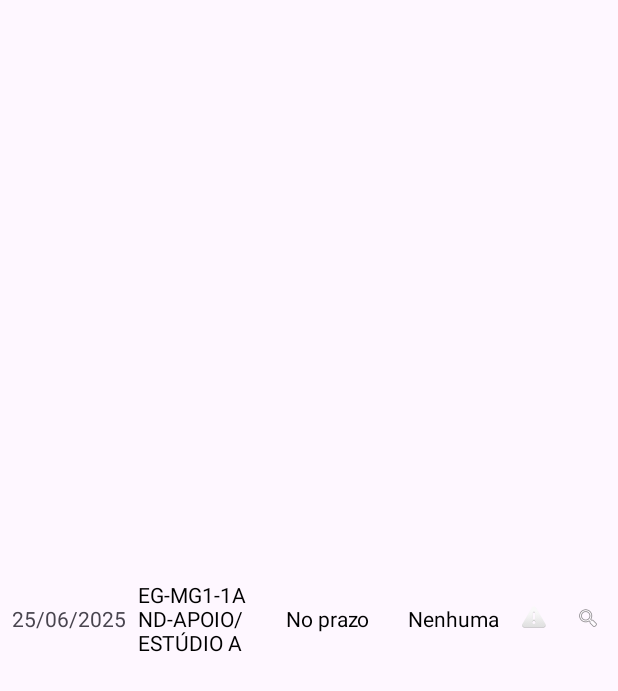
After one commit to xcaiomelox/ChecklistSalas, an Android app: the layout item_room.xml on its own in the app's theme, with its tools: preview values and no code run, on a phone screen of 412 x 824 dp. The commit adds this screen. Shown: the top 691 px of the screen. Run offline under Robolectric (Android 15) with nearby library versions, the phone set to English and light mode, and no system bars.

Commit message:
Create Interface

```diff
--- a/app/build.gradle.kts
+++ b/app/build.gradle.kts
@@ -38,6 +38,10 @@ android {
     kapt {
         correctErrorTypes = true
     }
+
+    buildFeatures {
+        viewBinding = true
+    }
 }
 
 dependencies {
--- /dev/null
+++ b/app/src/main/res/layout/item_room.xml
@@ -0,0 +1,88 @@
+<?xml version="1.0" encoding="utf-8"?>
+<androidx.constraintlayout.widget.ConstraintLayout
+    xmlns:android="http://schemas.android.com/apk/res/android"
+    xmlns:app="http://schemas.android.com/apk/res-auto"
+    xmlns:tools="http://schemas.android.com/tools"
+    android:id="@+id/itemRoot"
+    android:layout_width="match_parent"
+    android:layout_height="match_parent"
+    android:background="?android:attr/selectableItemBackground"
+    android:padding="8dp">
+
+    <TextView
+        android:id="@+id/textViewDate"
+        android:layout_width="0dp"
+        android:layout_height="wrap_content"
+        android:text="25/06/2025"
+        android:textSize="14sp"
+        app:layout_constraintStart_toStartOf="parent"
+        app:layout_constraintTop_toTopOf="parent"
+        app:layout_constraintEnd_toStartOf="@id/textViewName"
+        app:layout_constraintBottom_toBottomOf="parent"
+        android:gravity="start"
+        />
+
+    <TextView
+        android:id="@+id/textViewName"
+        android:layout_width="0dp"
+        android:layout_height="wrap_content"
+        android:text="EG-MG1-1AND-APOIO/ESTÚDIO A"
+        android:textSize="14sp"
+        android:textColor="#000000"
+        app:layout_constraintStart_toEndOf="@+id/textViewDate"
+        app:layout_constraintEnd_toStartOf="@+id/textViewStatus"
+        app:layout_constraintTop_toTopOf="parent"
+        app:layout_constraintBottom_toBottomOf="parent"
+        android:gravity="start" />
+        />
+
+    <TextView
+        android:id="@+id/textViewStatus"
+        android:layout_width="0dp"
+        android:layout_height="wrap_content"
+        android:text="No prazo"
+        android:textSize="14sp"
+        android:textColor="#000000"
+        app:layout_constraintStart_toEndOf="@+id/textViewName"
+        app:layout_constraintEnd_toStartOf="@+id/textViewAttempts"
+        app:layout_constraintTop_toTopOf="parent"
+        app:layout_constraintBottom_toBottomOf="parent"
+        android:gravity="center" />
+
+    <TextView
+        android:id="@+id/textViewAttempts"
+        android:layout_width="0dp"
+        android:layout_height="wrap_content"
+        android:text="Nenhuma"
+        android:textSize="14sp"
+        android:textColor="#000000"
+        app:layout_constraintStart_toEndOf="@+id/textViewStatus"
+        app:layout_constraintEnd_toStartOf="@+id/imageViewAlert"
+        app:layout_constraintTop_toTopOf="parent"
+        app:layout_constraintBottom_toBottomOf="parent"
+        android:gravity="center" />
+
+    <ImageView
+        android:id="@+id/imageViewAlert"
+        android:layout_width="24dp"
+        android:layout_height="24dp"
+        android:layout_marginEnd="12dp"
+        android:contentDescription="@string/alert_icon"
+        android:padding="4dp"
+        android:src="@android:drawable/ic_dialog_alert"
+        app:layout_constraintBottom_toBottomOf="parent"
+        app:layout_constraintEnd_toStartOf="@+id/imageViewSearch"
+        app:layout_constraintTop_toTopOf="parent" />
+
+    <ImageView
+        android:id="@+id/imageViewSearch"
+        android:layout_width="24dp"
+        android:layout_height="24dp"
+        android:src="@android:drawable/ic_menu_search"
+        android:contentDescription="@string/search_icon"
+        app:layout_constraintEnd_toEndOf="parent"
+        app:layout_constraintTop_toTopOf="parent"
+        app:layout_constraintBottom_toBottomOf="parent"
+        android:padding="4dp"/>
+
+</androidx.constraintlayout.widget.ConstraintLayout>
--- a/app/src/main/res/values/strings.xml
+++ b/app/src/main/res/values/strings.xml
@@ -1,3 +1,7 @@
 <resources>
     <string name="app_name">ChecklistSalas</string>
+    <string name="alert_icon">Alert icon</string>
+    <string name="search_icon">Search icon</string>
+
+
 </resources>
```
Also changed, not shown: app/src/main/java/com/example/checklistsalas/ui/adapter/RoomAdapter.kt (added, +42 -0 lines), app/src/main/res/layout/activity_main.xml (+19 -3 lines).
